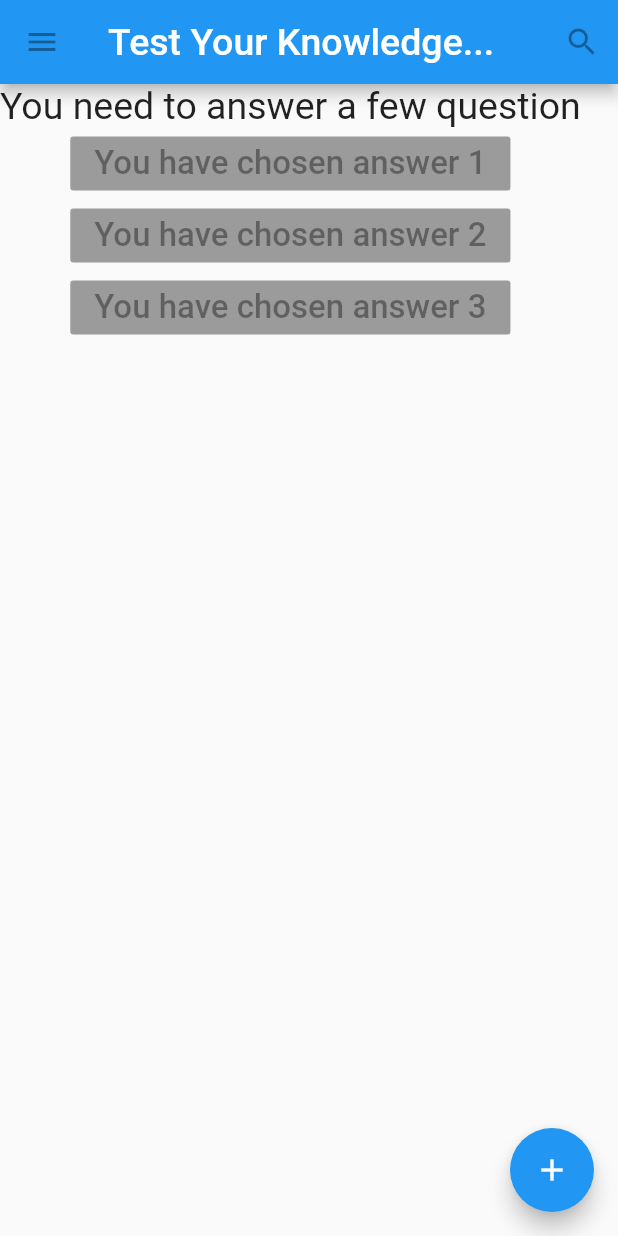
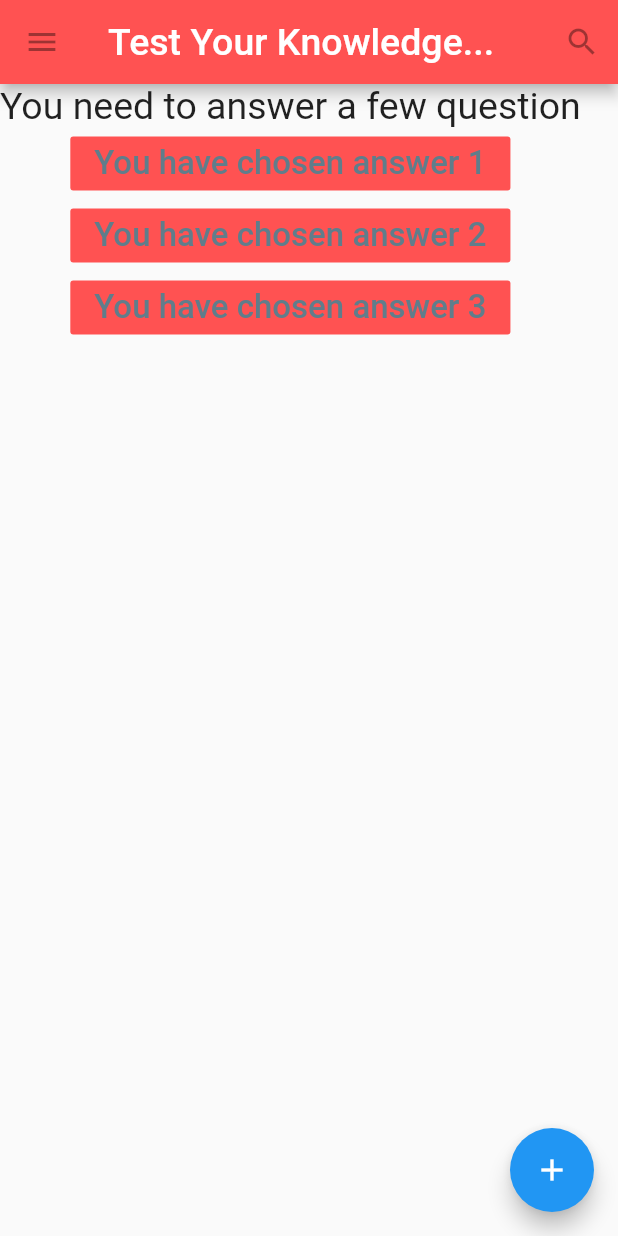
Before and after one commit to channthoeun/flutter-beginner-to-pro-my_first_flutter_app, a Flutter app: the screen it shows after launch, on a phone screen of 412 x 824 dp. Run offline on Flutter 3.47's test engine with Material 2 defaults, Android fonts, the phone set to English and light mode, and no system bars.

Commit message:
Updated colors

```diff
--- a/lib/main.dart
+++ b/lib/main.dart
@@ -27,6 +27,7 @@ class MyFirstApp extends StatelessWidget {
             onPressed: null
           ),
         ],
+          backgroundColor: Colors.redAccent,
         ),
       body: Column(
         children: [
@@ -41,8 +42,10 @@ class MyFirstApp extends StatelessWidget {
               'You have chosen answer 1',
               style: TextStyle(
                 fontSize: 22,
+                color: Colors.blueGrey,
               ),
             ),
+            disabledColor: Colors.redAccent,
             onPressed: null,
           ),
           RaisedButton(
@@ -50,8 +53,10 @@ class MyFirstApp extends StatelessWidget {
               'You have chosen answer 2',
               style: TextStyle(
                 fontSize: 22,
+                color: Colors.blueGrey,
               ),
             ),
+            disabledColor: Colors.redAccent,
             onPressed: null,
           ),
           RaisedButton(
@@ -59,8 +64,10 @@ class MyFirstApp extends StatelessWidget {
               'You have chosen answer 3',
               style: TextStyle(
                 fontSize: 22,
+                color: Colors.blueGrey,
               ),
             ),
+            disabledColor: Colors.redAccent,
             onPressed: null,
           ),
         ],
```
